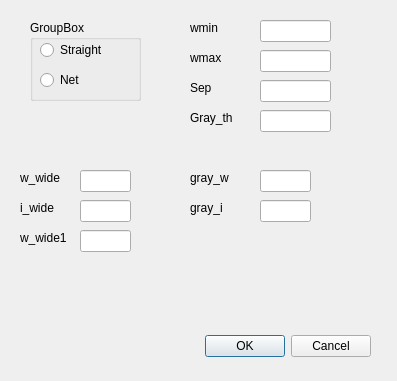
Above: ViaWireExtract/singlevweparadialog.ui from chenyufjfz/ChipPintu before the change. Below: the same form after it.
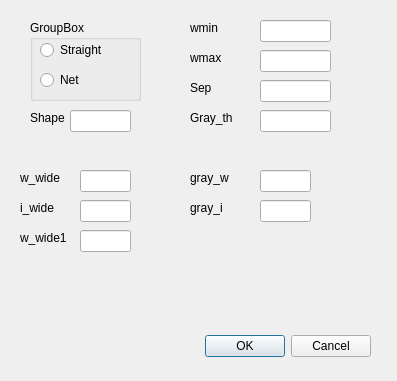
That is the form after the change.

What changed in the file:
```diff
--- a/ViaWireExtract/singlevweparadialog.ui
+++ b/ViaWireExtract/singlevweparadialog.ui
@@ -275,6 +275,29 @@
     </rect>
    </property>
   </widget>
+  <widget class="QLabel" name="label_10">
+   <property name="geometry">
+    <rect>
+     <x>30</x>
+     <y>110</y>
+     <width>55</width>
+     <height>16</height>
+    </rect>
+   </property>
+   <property name="text">
+    <string>Shape</string>
+   </property>
+  </widget>
+  <widget class="QLineEdit" name="shape_mask">
+   <property name="geometry">
+    <rect>
+     <x>70</x>
+     <y>110</y>
+     <width>61</width>
+     <height>22</height>
+    </rect>
+   </property>
+  </widget>
  </widget>
  <resources/>
  <connections>
```
